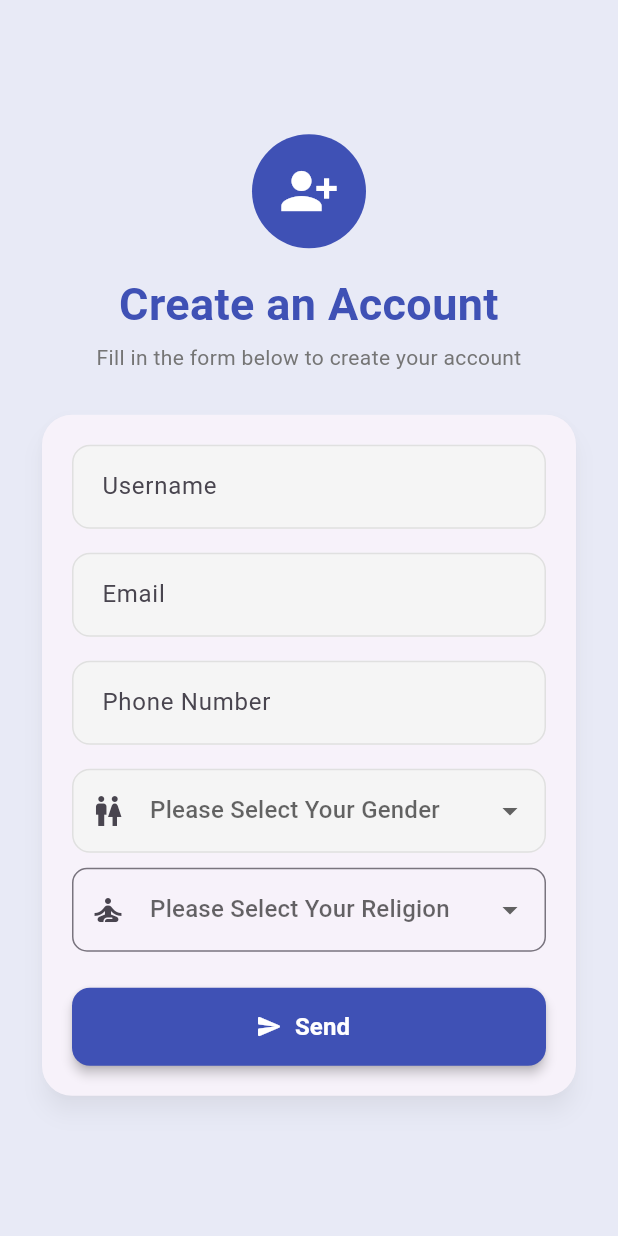
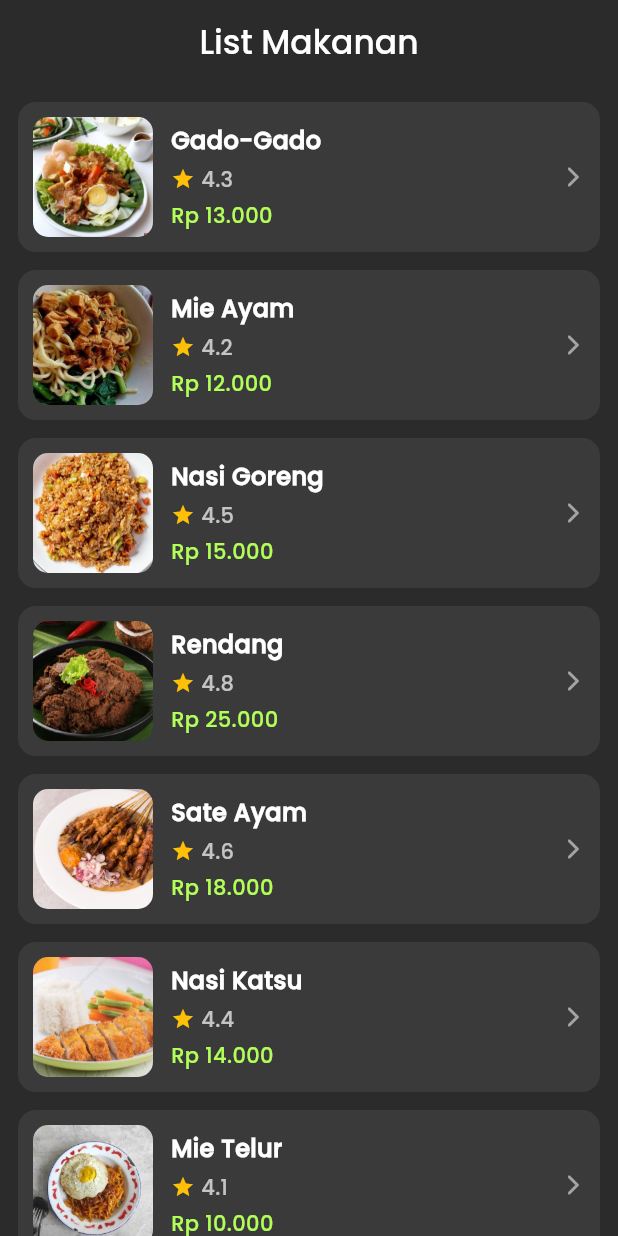
Before and after one commit to raymndusArya/projectFlutter-1, a Flutter app: the screen it shows after launch, on a phone screen of 412 x 824 dp. Run offline on Flutter 3.47's test engine with Material 3 defaults, Android fonts, the phone set to English and light mode, and no system bars; our stand-ins replace get.

Commit message:
menambahkan page detail dan lain lain

```diff
--- /dev/null
+++ b/lib/controllers/list_makanan_controller.dart
@@ -0,0 +1,70 @@
+import 'package:get/get.dart';
+import 'package:project1/models/makanan_model.dart';
+
+class ListMakananController extends GetxController {
+  final List<MakananModel> makananList = [
+    MakananModel(
+      namaMakanan: 'Gado-Gado',
+      harga: 'Rp 13.000',
+      rating: '4.3',
+      gambar: 'lib/Assets/gadoGado.jpg',
+      deskripsi: 'Sayuran rebus dengan bumbu kacang.',
+    ),
+    MakananModel(
+      namaMakanan: 'Mie Ayam',
+      harga: 'Rp 12.000',
+      rating: '4.2',
+      gambar: 'lib/Assets/MieAyam.jpg',
+      deskripsi: 'Mie dengan topping ayam dan pangsit.',
+    ),
+    MakananModel(
+      namaMakanan: 'Nasi Goreng',
+      harga: 'Rp 15.000',
+      rating: '4.5',
+      gambar: 'lib/Assets/nasiGoreng.jpg',
+      deskripsi: 'Nasi goreng dengan telur, ayam, dan sayuran.',
+    ),
+    MakananModel(
+      namaMakanan: 'Rendang',
+      harga: 'Rp 25.000',
+      rating: '4.8',
+      gambar: 'lib/Assets/rendang.jpg',
+      deskripsi: 'Daging sapi dimasak lama dengan santan dan rempah.',
+    ),
+    MakananModel(
+      namaMakanan: 'Sate Ayam',
+      harga: 'Rp 18.000',
+      rating: '4.6',
+      gambar: 'lib/Assets/SateAyam.jpeg',
+      deskripsi: 'Sate ayam bakar dengan bumbu kacang.',
+    ),
+    MakananModel(
+      namaMakanan: 'Nasi Katsu',
+      harga: 'Rp 14.000',
+      rating: '4.4',
+      gambar: 'lib/Assets/katsu.jpg',
+      deskripsi: 'Nasi dengan potongan daging katsu goreng.',
+    ),
+    MakananModel(
+      namaMakanan: 'Mie Telur',
+      harga: 'Rp 10.000',
+      rating: '4.1',
+      gambar: 'lib/Assets/mieTelur.jpg',
+      deskripsi: 'Mie dengan telur rebus dan kuah kaldu.',
+    ),
+    MakananModel(
+      namaMakanan: 'Nasi Ayam',
+      harga: 'Rp 12.000',
+      rating: '4.3',
+      gambar: 'lib/Assets/NasiAyam.png',
+      deskripsi: 'Nasi dengan potongan ayam goreng.',
+    ),
+    MakananModel(
+      namaMakanan: 'Batagor',
+      harga: 'Rp 11.000',
+      rating: '4.2',
+      gambar: 'lib/Assets/batagor.jpg',
+      deskripsi: 'Batagor adalah makanan yang terbuat dari kulit ikan yang digoreng dan disajikan dengan saus kacang.',
+    ),
+  ];
+}
--- a/lib/main.dart
+++ b/lib/main.dart
@@ -1,6 +1,7 @@
 import 'package:flutter/material.dart';
 import 'package:get/get.dart';
 import 'package:project1/routes.dart';
+import 'package:project1/pages/list_makanan_page.dart';
 
 
 void main () {
@@ -15,7 +16,11 @@ class MyApp extends StatelessWidget {
   Widget build(BuildContext context) {
     return GetMaterialApp(
        title: 'Belajar Flutter Raymundus Arya',
-       initialRoute: Routes.registration,
+       initialRoute: Routes.listMakanan,
+       debugShowCheckedModeBanner: false,
+       theme: ThemeData(
+         fontFamily: 'Poppins',
+       ),
        getPages: Routes.myPages,
     );
   }
--- /dev/null
+++ b/lib/models/makanan_model.dart
@@ -0,0 +1,15 @@
+class MakananModel {
+  String namaMakanan;
+  String harga;
+  String deskripsi;
+  String gambar;
+  String rating;
+
+  MakananModel({
+    required this.namaMakanan,
+    required this.harga,
+    required this.deskripsi,
+    required this.gambar,
+    required this.rating,
+  });
+}
--- /dev/null
+++ b/lib/pages/list_makanan_page.dart
@@ -0,0 +1,105 @@
+import 'package:flutter/material.dart';
+import 'package:get/get.dart';
+import 'package:project1/controllers/list_makanan_controller.dart';
+import 'package:project1/pages/detail_makanan_pages.dart';
+
+class ListMakananPage extends StatelessWidget {
+  ListMakananPage({super.key});
+
+  final controller = Get.put(ListMakananController());
+
+  static const Color bgColor = Color(0xFF2B2B2B);
+  static const Color cardColor = Color(0xFF3A3A3A);
+
+  @override
+  Widget build(BuildContext context) {
+    return Scaffold(
+      backgroundColor: bgColor,
+      appBar: AppBar(
+        title: const Text('List Makanan'),
+        centerTitle: true,
+        backgroundColor: bgColor,
+        foregroundColor: Colors.white,
+        elevation: 0,
+      ),
+      body: ListView.builder(
+        padding: const EdgeInsets.all(12),
+        itemCount: controller.makananList.length,
+        itemBuilder: (context, index) {
+          final makanan = controller.makananList[index];
+          return Card(
+            color: cardColor,
+            elevation: 0,
+            margin: const EdgeInsets.only(bottom: 12),
+            shape: RoundedRectangleBorder(
+              borderRadius: BorderRadius.circular(12),
+            ),
+            child: InkWell(
+              borderRadius: BorderRadius.circular(12),
+              onTap: () {
+                Get.to(() => DetailMakananPage(makanan: makanan));
+              },
+              child: Padding(
+                padding: const EdgeInsets.all(10),
+                child: Row(
+                  children: [
+                    ClipRRect(
+                      borderRadius: BorderRadius.circular(10),
+                      child: Image.asset(
+                        makanan.gambar,
+                        width: 80,
+                        height: 80,
+                        fit: BoxFit.cover,
+                      ),
+                    ),
+                    const SizedBox(width: 12),
+                    Expanded(
+                      child: Column(
+                        crossAxisAlignment: CrossAxisAlignment.start,
+                        children: [
+                          Text(
+                            makanan.namaMakanan,
+                            style: const TextStyle(
+                              fontSize: 16,
+                              fontWeight: FontWeight.bold,
+                              color: Colors.white,
+                            ),
+                          ),
+                          const SizedBox(height: 4),
+                          Row(
+                            children: [
+                              const Icon(Icons.star,
+                                  color: Colors.amber, size: 16),
+                              const SizedBox(width: 4),
+                              Text(
+                                makanan.rating,
+                                style: const TextStyle(color: Colors.white70),
+                              ),
+                            ],
+                          ),
+                          const SizedBox(height: 4),
+                          Text(
+                            makanan.harga,
+                            style: const TextStyle(
+                              color: Colors.lightGreenAccent,
+                              fontWeight: FontWeight.w600,
+                            ),
+                          ),
+                        ],
+                      ),
+                    ),
+                    const Icon(
+                      Icons.arrow_forward_ios_rounded,
+                      size: 16,
+                      color: Colors.white54,
+                    ),
+                  ],
+                ),
+              ),
+            ),
+          );
+        },
+      ),
+    );
+  }
+}
--- a/lib/routes.dart
+++ b/lib/routes.dart
@@ -3,6 +3,7 @@ import 'package:project1/pages/calculator_page.dart';
 import 'package:project1/pages/confirm_registration_page.dart';
 import 'package:project1/pages/registration_page.dart';
 import 'package:project1/pages/kalkulator_page.dart';
+import 'package:project1/pages/list_makanan_page.dart';
 
 
 class Routes {
@@ -10,6 +11,7 @@ class Routes {
   static const String confirmRegistration = "/confirm-registration";
   static const String calculator = "/calculator";
   static const String kalkulator = "/kalkulator";
+  static const String listMakanan = "/list-makanan";
 
   static final myPages = [
     GetPage(
@@ -28,5 +30,9 @@ class Routes {
       name: kalkulator,
       page: () => KalkulatorPage(),
     ),
+    GetPage(
+      name: Routes.listMakanan,
+      page: () => ListMakananPage(),
+    ),
   ];
 }
```
Also changed, not shown: lib/pages/detail_makanan_pages.dart (added, +165 -0 lines), pubspec.yaml (+15 -3 lines), lib/Assets/MieAyam.jpg (added), lib/Assets/NasiAyam.png (added), lib/Assets/SateAyam.jpeg (added), lib/Assets/batagor.jpg (added), lib/Assets/fonts/Poppins-Medium.ttf (added), lib/Assets/gadoGado.jpg (added), lib/Assets/katsu.jpg (added), lib/Assets/mieTelur.jpg (added), lib/Assets/nasiGoreng.jpg (added), lib/Assets/rendang.jpg (added).
